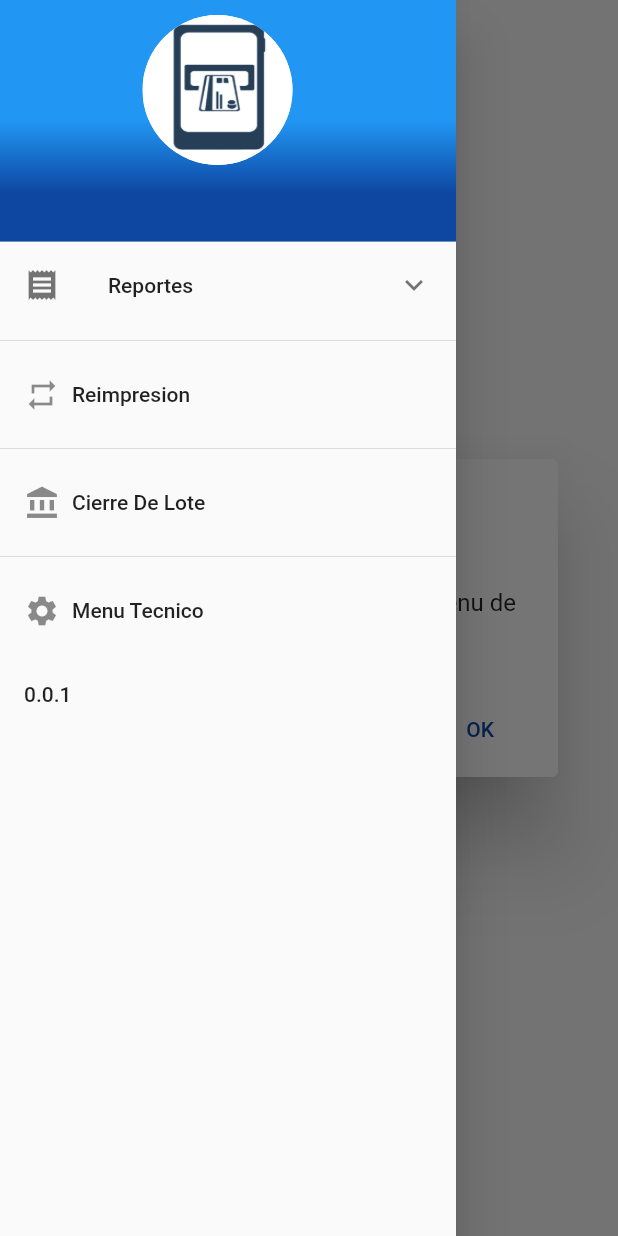
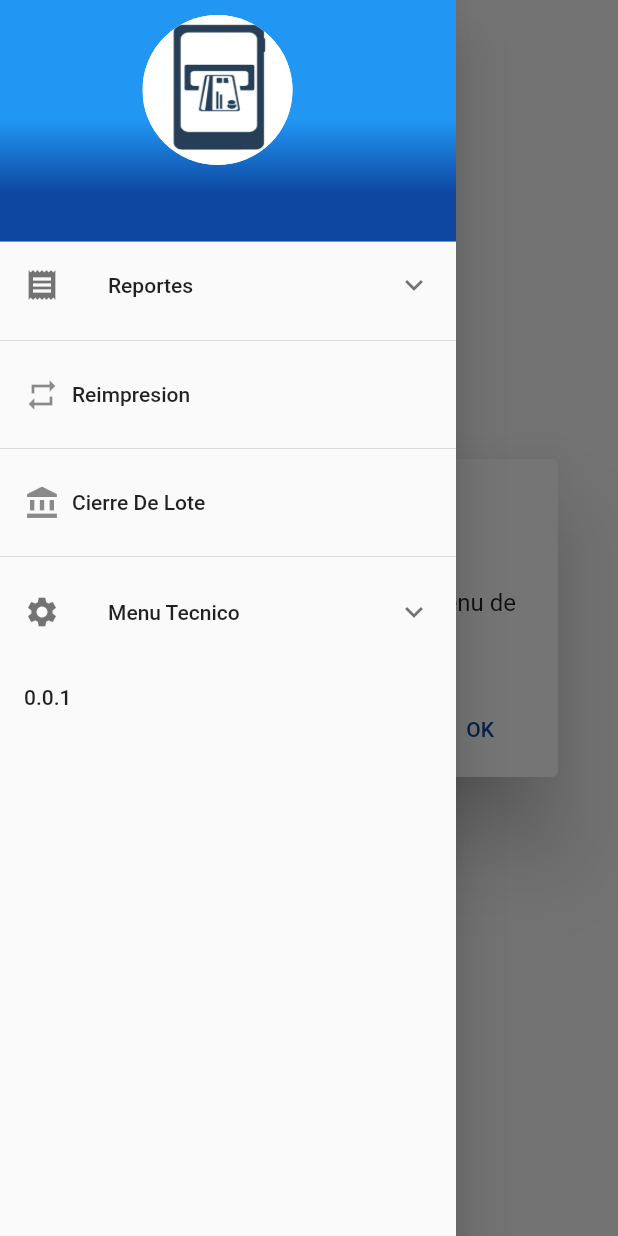
Before and after one commit to Juvenalhz/pos-flutter, a Flutter app: the screen it shows after launch, with the side drawer open, on a phone screen of 412 x 824 dp. Run offline on Flutter 3.47's test engine with Material 2 defaults, Android fonts, the phone set to English and light mode, and no system bars; our stand-ins replace bloc, convert, equatable, file_picker, flutter_bloc, sqflite; accounts and stored records are empty; statements that could not run were skipped.

Commit message:
add submenu for technical menu

```diff
--- a/lib/screens/mainMenu.dart
+++ b/lib/screens/mainMenu.dart
@@ -54,7 +54,17 @@ class MainMenu extends StatelessWidget {
           Divider(),
           _createDrawerItem(icon: Icons.account_balance, text: 'Cierre De Lote'),
           Divider(),
-          _createDrawerItem(icon: Icons.settings, text: 'Menu Tecnico'),
+          ExpansionTile(
+            title: Text("Menu Tecnico"),
+            leading: Icon(Icons.settings),
+            children: <Widget>[
+              _createDrawerItem(text: 'Inicializacion'),
+              _createDrawerItem(text: 'Borrar Lote'),
+              _createDrawerItem(text: 'Borrar Reverso'),
+              _createDrawerItem(text: 'Reporte de Parametros'),
+              _createDrawerItem(text: 'Configuracion'),
+            ]
+          ),
           if(isDev) _createDrawerItem(icon: Icons.bug_report, text: 'Inicializacion De Pruebas'),
           ListTile(
             title: Text('0.0.1'),
@@ -136,8 +146,7 @@ class MainMenu extends StatelessWidget {
         ]));
   }
 
-  Widget _createDrawerItem(
-      {IconData icon, String text, GestureTapCallback onTap}) {
+  Widget _createDrawerItem({IconData icon, String text, GestureTapCallback onTap}) {
     return ListTile(
       title: Row(
         children: <Widget>[
```
